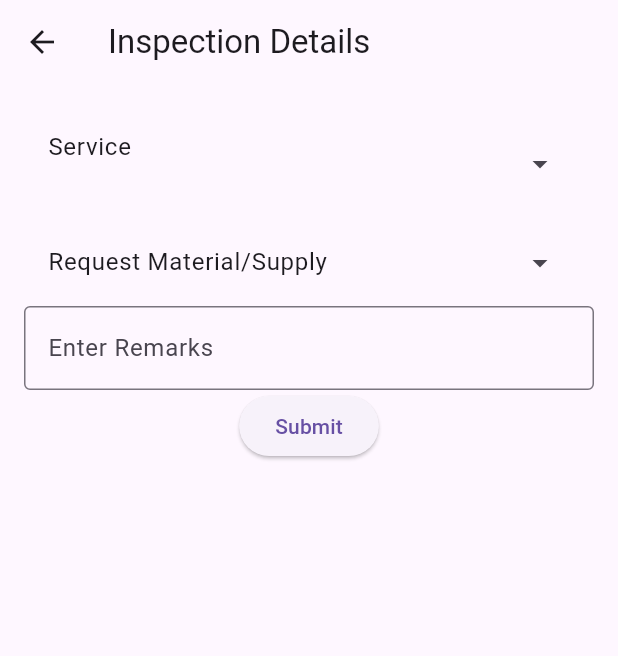
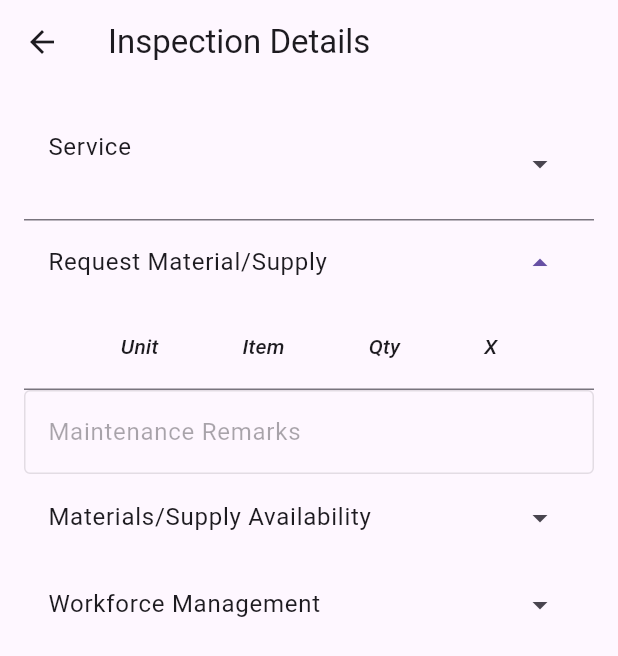
Before and after one commit to simonbravo64/maintenance-report, a Flutter app: the SupplyMaterialPage screen opened directly with empty values, on a phone screen of 412 x 824 dp. Shown: the top 656 px of the screen. Run offline on Flutter 3.47's test engine with Material 3 defaults, Android fonts, the phone set to English and light mode, and no system bars; our stand-ins replace cloud_firestore, firebase_auth, firebase_core; accounts and stored records are empty.

Commit message:
updated material pages and added labor management

```diff
--- a/lib/dm_page.dart
+++ b/lib/dm_page.dart
@@ -335,7 +335,7 @@ class _ReportDetailPageState extends State<ReportDetailPage> {
                           Navigator.push(
                             context,
                             MaterialPageRoute(
-                              builder: (context) => SupplyMaterialPage(reportId: widget.reportId)),
+                              builder: (context) => SupplyMaterialPage(reportId: widget.reportId, role: userRole,)),
                           );
                         },
                         child: const Text('Reply to Request'),
--- /dev/null
+++ b/lib/material_availability_container.dart
@@ -0,0 +1,122 @@
+// lib/material_request_container.dart
+
+import 'package:cloud_firestore/cloud_firestore.dart';
+import 'package:flutter/material.dart';
+
+class MaterialAvailabilityContainer extends StatefulWidget {
+  final String materials;
+  final String reportId;
+  final String role;
+  const MaterialAvailabilityContainer({
+    Key? key,
+    required this.materials,
+    required this.reportId,
+    required this.role,
+  }) : super(key: key);
+
+  @override
+  _MaterialAvailabilityContainerState createState() =>
+      _MaterialAvailabilityContainerState(this.role);
+}
+
+class _MaterialAvailabilityContainerState
+    extends State<MaterialAvailabilityContainer> {
+  bool isExpanded = false;
+  bool existing = false;
+  String remarks = '';
+  bool requestForPurchase = false;
+
+  _MaterialAvailabilityContainerState(String role) {
+    isExpanded = role == 'supply_officer';
+  }
+
+  void onSetRemarks(String remarks) {
+    setState(() {
+      this.remarks = remarks;
+    });
+  }
+
+  @override
+  void initState() {
+    super.initState();
+    _fetchMaterialsData();
+  }
+
+  Future<void> _fetchMaterialsData() async {
+    try {
+      DocumentSnapshot snapshot = await FirebaseFirestore.instance
+          .collection('materials')
+          .doc(widget.materials)
+          .get();
+      if (snapshot.exists) {
+        var materials = snapshot.data() as Map<String, dynamic>;
+        onSetRemarks(materials['so_remarks'] ?? '');
+        setState(() {
+          existing = true;
+        }); // Update the UI after data is fetched
+      }
+    } catch (e) {
+      print("Error fetching materials data: $e");
+    }
+  }
+
+  @override
+  Widget build(BuildContext context) {
+    var remarksController = TextEditingController(text: remarks);
+    return Column(
+      children: !existing
+          ? []
+          : [
+              ExpansionTile(
+                initiallyExpanded: isExpanded,
+                title: const Text('Materials/Supply Availability'),
+                trailing: Icon(
+                    isExpanded ? Icons.arrow_drop_up : Icons.arrow_drop_down),
+                onExpansionChanged: (bool expanded) {
+                  setState(() {
+                    isExpanded = expanded;
+                  });
+                },
+                children: isExpanded
+                    ? [
+                        CheckboxListTile(
+                          enabled: widget.role == 'supply_officer',
+                          title: const Text("Request for Purchase"),
+                          value: requestForPurchase,
+                          onChanged: (newValue) {
+                            setState(() {
+                              requestForPurchase = newValue ?? false;
+                            });
+                          },
+                          controlAffinity: ListTileControlAffinity
+                              .leading, //  <-- leading Checkbox
+                        ),
+                        TextField(
+                          enabled: widget.role == 'supply_officer',
+                          controller: remarksController,
+                          maxLines: null,
+                          decoration: const InputDecoration(
+                            labelText: 'Supply Officer Remarks',
+                            border: OutlineInputBorder(),
+                          ),
+                        )
+                      ]
+                    : [],
+              ),
+              if (widget.role == 'supply_officer')
+                ElevatedButton(
+                  onPressed: () async {
+                    if (requestForPurchase) {
+                      // TODO: set status to 'pending'
+                    } else {
+                      // TODO: set status to 'available'
+                    }
+                  },
+                  child: Text(requestForPurchase
+                      ? 'Request Purchase'
+                      : 'Supply is available'),
+                ),
+            ],
+    );
+  }
+}
--- /dev/null
+++ b/lib/material_labor_container.dart
@@ -0,0 +1,100 @@
+// lib/material_request_container.dart
+
+import 'package:cloud_firestore/cloud_firestore.dart';
+import 'package:flutter/material.dart';
+
+class MaterialLaborContainer extends StatefulWidget {
+  final String materials;
+  final String reportId;
+  final String role;
+  const MaterialLaborContainer({
+    Key? key,
+    required this.materials,
+    required this.reportId,
+    required this.role,
+  }) : super(key: key);
+
+  @override
+  _MaterialLaborContainerState createState() =>
+      _MaterialLaborContainerState(this.role);
+}
+
+class _MaterialLaborContainerState extends State<MaterialLaborContainer> {
+  bool isExpanded = false;
+  bool existing = false;
+  String remarks = '';
+
+  _MaterialLaborContainerState(String role) {
+    isExpanded = role == 'SAO';
+  }
+
+  void onSetRemarks(String remarks) {
+    setState(() {
+      this.remarks = remarks;
+    });
+  }
+
+  @override
+  void initState() {
+    super.initState();
+    _fetchMaterialsData();
+  }
+
+  Future<void> _fetchMaterialsData() async {
+    try {
+      DocumentSnapshot snapshot = await FirebaseFirestore.instance
+          .collection('materials')
+          .doc(widget.materials)
+          .get();
+      if (snapshot.exists) {
+        var materials = snapshot.data() as Map<String, dynamic>;
+        onSetRemarks(materials['sao_remarks'] ?? '');
+        setState(() {
+          existing = true;
+        }); // Update the UI after data is fetched
+      }
+    } catch (e) {
+      print("Error fetching materials data: $e");
+    }
+  }
+
+  @override
+  Widget build(BuildContext context) {
+    var remarksController = TextEditingController(text: remarks);
+    return Column(
+      children: !existing
+          ? []
+          : [
+              ExpansionTile(
+                initiallyExpanded: isExpanded,
+                title: const Text('Workforce Management'),
+                trailing: Icon(
+                    isExpanded ? Icons.arrow_drop_up : Icons.arrow_drop_down),
+                onExpansionChanged: (bool expanded) {
+                  setState(() {
+                    isExpanded = expanded;
+                  });
+                },
+                children: isExpanded
+                    ? [
+                        TextField(
+                          enabled: widget.role == 'SAO',
+                          controller: remarksController,
+                          maxLines: null,
+                          decoration: const InputDecoration(
+                            labelText: 'SAO Remarks',
+                            border: OutlineInputBorder(),
+                          ),
+                        )
+                      ]
+                    : [],
+              ),
+              if (widget.role == 'SAO')
+                ElevatedButton(
+                  onPressed: () async {},
+                  child: const Text('Workforce ready'),
+                ),
+            ],
+    );
+  }
+}
--- a/lib/material_page.dart
+++ b/lib/material_page.dart
@@ -1,12 +1,16 @@
 // lib/material_page.dart
 
 import 'package:cloud_firestore/cloud_firestore.dart';
+import 'package:dorm_maintenance_reporter/material_availability_container.dart';
+import 'package:dorm_maintenance_reporter/material_labor_container.dart';
 import 'package:dorm_maintenance_reporter/material_request_container.dart';
 import 'package:flutter/material.dart';
 
 class SupplyMaterialPage extends StatefulWidget {
   final String reportId;
-  const SupplyMaterialPage({Key? key, required this.reportId})
+  final String role;
+  const SupplyMaterialPage(
+      {Key? key, required this.reportId, required this.role})
       : super(key: key);
 
   @override
@@ -80,7 +84,17 @@ class _SupplyState extends State<SupplyMaterialPage> {
                           ],
                         ),
                         MaterialRequestContainer(
-                            materials: materials, reportId: widget.reportId),
+                            materials: materials,
+                            reportId: widget.reportId,
+                            role: widget.role),
+                        MaterialAvailabilityContainer(
+                            materials: materials,
+                            reportId: widget.reportId,
+                            role: widget.role),
+                        MaterialLaborContainer(
+                            materials: materials,
+                            reportId: widget.reportId,
+                            role: widget.role)
                       ]))));
         });
   }
--- a/lib/material_request_container.dart
+++ b/lib/material_request_container.dart
@@ -8,15 +8,17 @@ import 'package:intl/intl.dart';
 class MaterialRequestContainer extends StatefulWidget {
   final String materials;
   final String reportId;
+  final String role;
   const MaterialRequestContainer({
     Key? key,
     required this.materials,
     required this.reportId,
+    required this.role,
   }) : super(key: key);
 
   @override
   _MaterialRequestContainerState createState() =>
-      _MaterialRequestContainerState();
+      _MaterialRequestContainerState(this.role);
 }
 
 class _MaterialRequestContainerState extends State<MaterialRequestContainer> {
@@ -26,6 +28,10 @@ class _MaterialRequestContainerState extends State<MaterialRequestContainer> {
 
   final List<DataRow> _rows = [];
   final List<String> _rowstr = [];
+
+  _MaterialRequestContainerState(String role) {
+    isExpanded = role != 'maintenance_supervisor';
+  }
 
   void onAddEntry(String unit, String description, int quantity) {
     setState(() {
@@ -95,6 +101,7 @@ class _MaterialRequestContainerState extends State<MaterialRequestContainer> {
     return Column(
       children: [
         ExpansionTile(
+          initiallyExpanded: isExpanded,
           title: const Text('Request Material/Supply'),
           trailing:
               Icon(isExpanded ? Icons.arrow_drop_up : Icons.arrow_drop_down),
@@ -134,26 +141,32 @@ class _MaterialRequestContainerState extends State<MaterialRequestContainer> {
                 ],
                 rows: _rows,
               ),
+            if (widget.role == 'maintenance_supervisor')
               MaterialEntryForm(onAddEntry: onAddEntry),
           ],
         ),
         TextField(
+          enabled: widget.role == 'maintenance_supervisor',
           controller: remarksController,
           maxLines: null,
           decoration: const InputDecoration(
-            labelText: 'Enter Remarks',
+            labelText: 'Maintenance Remarks',
             border: OutlineInputBorder(),
           ),
         ),
+        if (widget.role == 'maintenance_supervisor')
           ElevatedButton(
             onPressed: () async {
-            var materials = FirebaseFirestore.instance.collection('materials');
+              var materials =
+                  FirebaseFirestore.instance.collection('materials');
               var payload = {
                 'remarks': remarksController.text,
                 'list': _rows.map((dataRow) {
                   var map = <String, dynamic>{};
-                map['unit'] = (dataRow.cells[0].child as Text).data.toString();
-                map['item'] = (dataRow.cells[1].child as Text).data.toString();
+                  map['unit'] =
+                      (dataRow.cells[0].child as Text).data.toString();
+                  map['item'] =
+                      (dataRow.cells[1].child as Text).data.toString();
                   map['qty'] = int.parse(
                     (dataRow.cells[2].child as Text).data.toString(),
                   );
@@ -162,7 +175,10 @@ class _MaterialRequestContainerState extends State<MaterialRequestContainer> {
                 }).toList(), // Convert to list
               };
 
-            await FirebaseFirestore.instance.collection('reports').doc(widget.reportId).update({
+              await FirebaseFirestore.instance
+                  .collection('reports')
+                  .doc(widget.reportId)
+                  .update({
                 'status': 'Inspected by Maintenance Supervisor',
                 'date_inspected': Timestamp.now(),
                 'time_inspected': DateFormat('HH:mm').format(DateTime.now()),
@@ -181,7 +197,8 @@ class _MaterialRequestContainerState extends State<MaterialRequestContainer> {
 
                 Navigator.pop(context, docRef.id);
                 print('Success: ${docRef.id}');
-            };
+              }
+              ;
             },
             child: const Text('Submit'),
           ),
--- a/lib/report_page.dart
+++ b/lib/report_page.dart
@@ -75,6 +75,7 @@ final TextEditingController _detailsController = TextEditingController();
           ScaffoldMessenger.of(context).showSnackBar(
             const SnackBar(content: Text('Report Submitted Successfully')),
           );
+
           Navigator.pop(context); // Go back to the previous page
         }
       } catch (e) {
```
Lines whose indentation alone changed are shown as unchanged.
